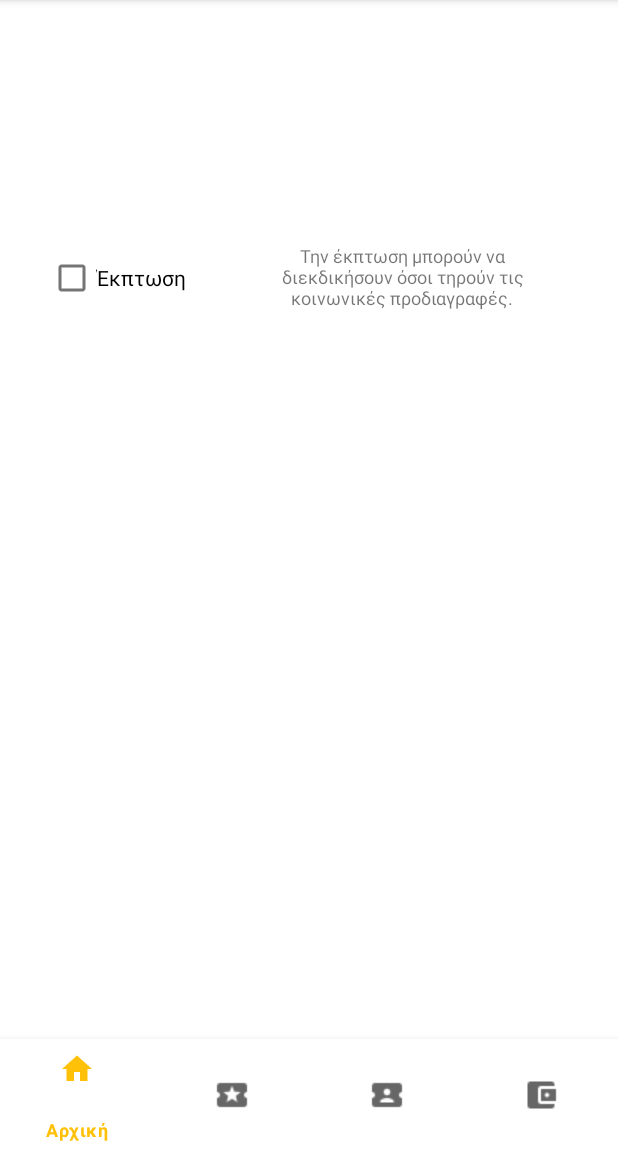
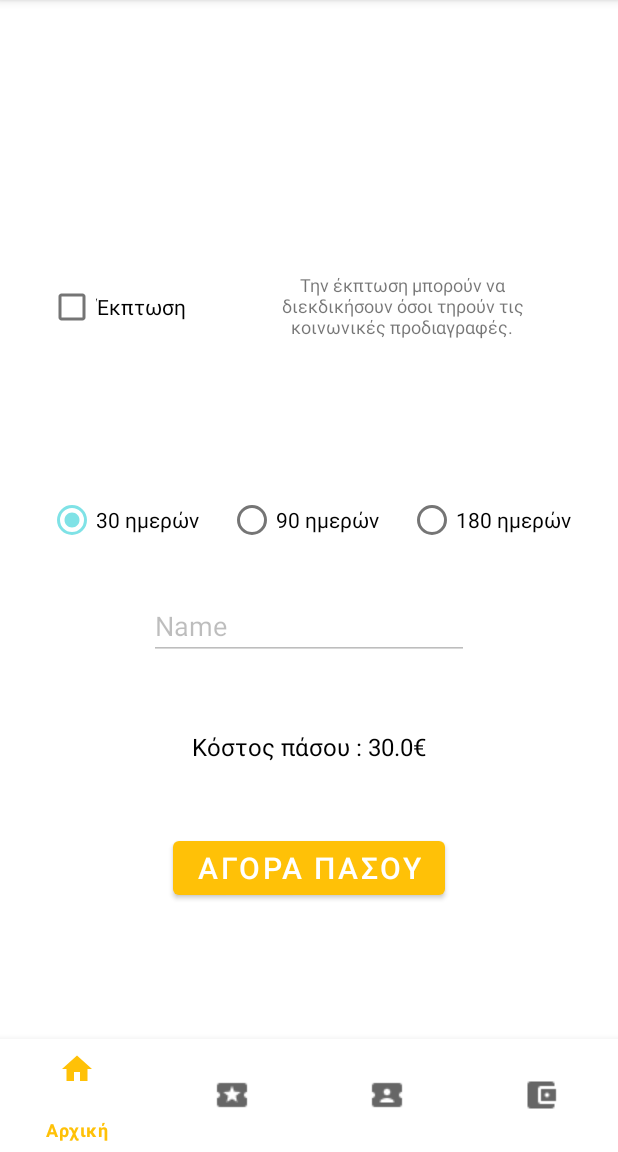
Before and after one commit to jimtete/PID-ThessTransport, an Android app: the fragment BuyPassFragment placed in its activity, on a phone screen of 412 x 824 dp, the part 84-1236 px from its top. Run offline under Robolectric (Android 15) with nearby library versions, the phone set to English and light mode, and no system bars; our stand-ins replace Firebase (no records; nobody signed in at launch, a user with empty details on screens opened directly); Roboto replaces fonts that are not available here; 5 statements that could not run were skipped.

Commit message:
finishing up with pass purchases.

```diff
--- a/app/src/main/java/com/example/pidthesstransport/BuyPassFragment.java
+++ b/app/src/main/java/com/example/pidthesstransport/BuyPassFragment.java
@@ -8,6 +8,10 @@ import androidx.fragment.app.FragmentManager;
 import android.view.LayoutInflater;
 import android.view.View;
 import android.view.ViewGroup;
+import android.widget.CheckBox;
+import android.widget.EditText;
+import android.widget.RadioButton;
+import android.widget.RadioGroup;
 import android.widget.TextView;
 
 import com.google.android.gms.tasks.OnSuccessListener;
@@ -23,13 +27,20 @@ public class BuyPassFragment extends Fragment {
     public User logedInUser;
     String hashedEmail;
 
+    String passDoc1,passDoc2;
 
+
+    EditText buyPassWalletEditText;
     View view;
-    TextView welcomeTextView;
+    RadioGroup durationRadioGroup;
+    TextView welcomeTextView,calculatedCostTextView;
+    CheckBox discountCheckBox;
 
     public BuyPassFragment() {
         // Required empty public constructor
     }
+
+
 
 
 
@@ -39,9 +50,59 @@ public class BuyPassFragment extends Fragment {
         // Inflate the layout for this fragment
         view = inflater.inflate(R.layout.fragment_buy_pass, container, false);
 
+        RadioButton R1 = view.findViewById(R.id.radioButton_30D);
+        R1.setChecked(true);
+        passDoc1="30D";
+        passDoc2="ON";
         hashedEmail = getArguments().getString("email");
 
         welcomeTextView = view.findViewById(R.id.textViewWelcomePass);
+
+        discountCheckBox = view.findViewById(R.id.checkBox_discount);
+        discountCheckBox.setOnClickListener(new View.OnClickListener() {
+            @Override
+            public void onClick(View v) {
+                if (discountCheckBox.isChecked()){
+                    discount=true;
+                    passDoc2="OFF";
+                }else{
+                    discount=false;
+                    passDoc2="ON";
+                }
+                CalculateCostForTV();
+            }
+        });
+
+        durationRadioGroup = view.findViewById(R.id.radioGroup_duration);
+        durationRadioGroup.setOnCheckedChangeListener(new RadioGroup.OnCheckedChangeListener() {
+            @Override
+            public void onCheckedChanged(RadioGroup group, int checkedId) {
+                switch (checkedId){
+                    case R.id.radioButton_30D:
+                        passDoc1="30D";
+                        price=30;
+                        CalculateCostForTV();
+                        break;
+                    case R.id.radioButton_90D:
+                        passDoc1="90D";
+                        price=75;
+                        CalculateCostForTV();
+                        break;
+                    case R.id.radioButton_180D:
+                        passDoc1="180D";
+                        price=135;
+                        CalculateCostForTV();
+                        break;
+                }
+            }
+        });
+
+
+        buyPassWalletEditText = view.findViewById(R.id.editText_current_balance_pass);
+        buyPassWalletEditText.setEnabled(false);
+
+        calculatedCostTextView = view.findViewById(R.id.textView_calculated_cost);
+        CalculateCostForTV();
 
 
         dataBase = FirebaseFirestore.getInstance();
@@ -58,9 +119,19 @@ public class BuyPassFragment extends Fragment {
         return view;
     }
 
+    private void CalculateCostForTV() {
+
+        calculatedCostTextView.setText("Κόστος πάσου : "+price+"€");
+        if(discount)calculatedCostTextView.setText("Κόστος πάσου : "+price/2+"€");
+
+
+    }
+
     private void SetLogedInUser(User user) {
         logedInUser = user;
+        buyPassWalletEditText.setText("Πορτοφόλι : "+logedInUser.getBalance().getBalance()+"€");
         GeneratedTextViews();
+
 
     }
 
@@ -69,4 +140,8 @@ public class BuyPassFragment extends Fragment {
         welcomeTextView.setText("Καλως ήρθες \n"+logedInUser.getUsername());
 
     }
+
+    boolean discount = false;
+    double price = 30;
+
 }
--- a/app/src/main/res/layout/fragment_buy_pass.xml
+++ b/app/src/main/res/layout/fragment_buy_pass.xml
@@ -35,7 +35,7 @@
             app:layout_constraintHorizontal_bias=".10"
             app:layout_constraintStart_toStartOf="parent"
             app:layout_constraintTop_toTopOf="parent"
-            app:layout_constraintVertical_bias=".25" />
+            app:layout_constraintVertical_bias=".28" />
 
         <TextView
             android:id="@+id/textView12"
@@ -48,7 +48,85 @@
             app:layout_constraintEnd_toEndOf="parent"
             app:layout_constraintStart_toEndOf="@+id/checkBox_discount"
             app:layout_constraintTop_toTopOf="parent"
-            app:layout_constraintVertical_bias=".25" />
+            app:layout_constraintVertical_bias=".28" />
+
+        <RadioGroup
+            android:layout_width="wrap_content"
+            android:layout_height="wrap_content"
+            android:id="@+id/radioGroup_duration"
+            app:layout_constraintBottom_toBottomOf="parent"
+            app:layout_constraintEnd_toEndOf="parent"
+            app:layout_constraintStart_toStartOf="parent"
+            app:layout_constraintTop_toTopOf="parent"
+            android:orientation="horizontal"
+            android:divider="@color/white"
+            android:showDividers="middle"
+            >
+
+            <RadioButton
+                android:id="@+id/radioButton_30D"
+                android:layout_width="match_parent"
+                android:layout_height="wrap_content"
+                android:text="30 ημερών"
+                android:layout_margin="10dp"
+                />
+            <RadioButton
+                android:id="@+id/radioButton_90D"
+                android:layout_width="match_parent"
+                android:layout_height="wrap_content"
+                android:text="90 ημερών"
+                android:layout_margin="10dp"
+                />
+
+            <RadioButton
+                android:id="@+id/radioButton_180D"
+                android:layout_width="match_parent"
+                android:layout_height="wrap_content"
+                android:text="180 ημερών"
+                android:layout_margin="10dp"
+                />
+        </RadioGroup>
+
+        <Button
+
+
+            android:id="@+id/button_confirm_buy_pass"
+            android:layout_width="wrap_content"
+            android:layout_height="wrap_content"
+            android:text="ΑΓΟΡΑ ΠΑΣΟΥ"
+            android:textSize="20dp"
+
+            app:layout_constraintBottom_toBottomOf="parent"
+            app:layout_constraintEnd_toEndOf="parent"
+            app:layout_constraintStart_toStartOf="parent"
+            app:layout_constraintTop_toBottomOf="@+id/radioGroup_duration"
+            app:layout_constraintVertical_bias="0.66
+" />
+
+        <EditText
+            android:id="@+id/editText_current_balance_pass"
+            android:layout_width="wrap_content"
+            android:layout_height="wrap_content"
+            android:ems="10"
+            android:inputType="textPersonName"
+            android:text="Name"
+            app:layout_constraintBottom_toBottomOf="parent"
+            app:layout_constraintEnd_toEndOf="parent"
+            app:layout_constraintStart_toStartOf="parent"
+            app:layout_constraintTop_toTopOf="parent"
+            app:layout_constraintVertical_bias="0.61" />
+
+        <TextView
+            android:id="@+id/textView_calculated_cost"
+            android:layout_width="wrap_content"
+            android:layout_height="wrap_content"
+            android:text=""
+            android:textSize="16sp"
+            android:textColor="@color/black"
+            app:layout_constraintBottom_toTopOf="@+id/button_confirm_buy_pass"
+            app:layout_constraintEnd_toEndOf="parent"
+            app:layout_constraintStart_toStartOf="parent"
+            app:layout_constraintTop_toBottomOf="@+id/editText_current_balance_pass" />
 
     </androidx.constraintlayout.widget.ConstraintLayout>
 </FrameLayout>
```
